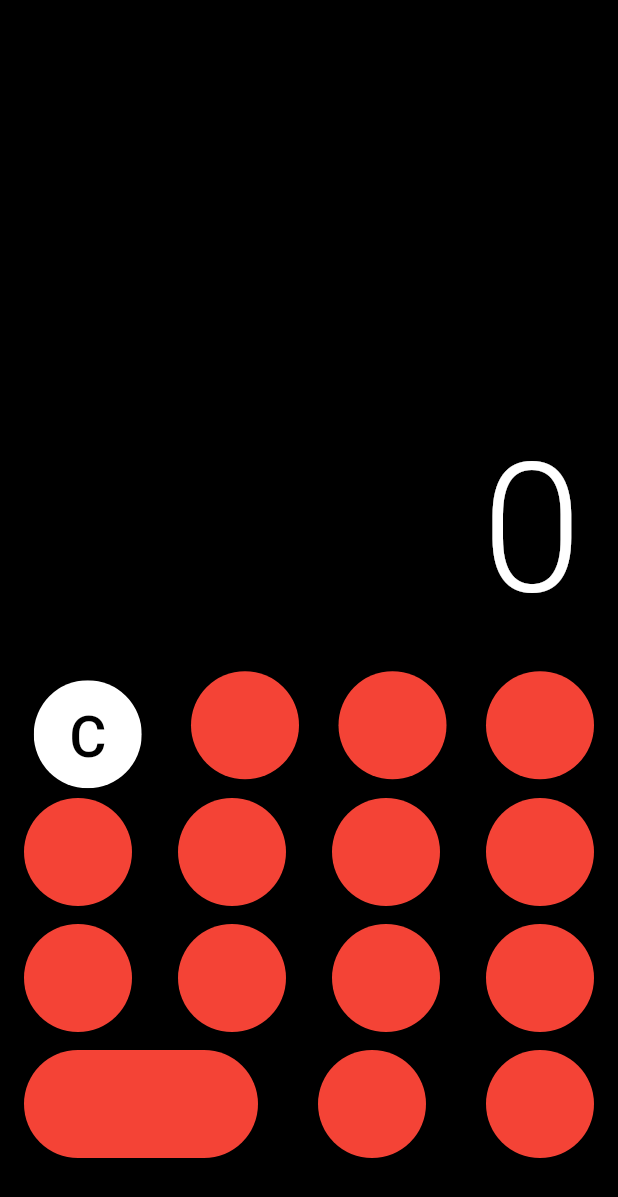
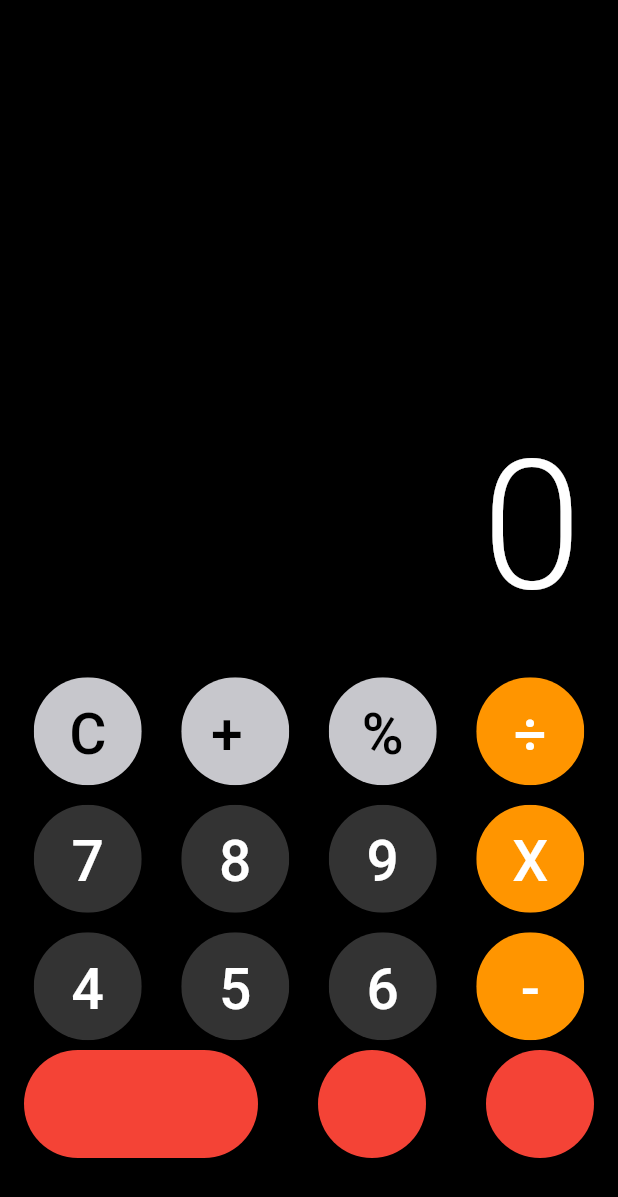
Before and after one commit to jisusDev/Calculator_flutter, a Flutter app: the screen it shows after launch, on a phone screen of 412 x 824 dp. Shown: the top 1197 px of the screen. Run offline on Flutter 3.47's test engine with Material 3 defaults, Android fonts, the phone set to English and light mode, and no system bars.

Commit message:
change real buttons in the screen

```diff
--- a/lib/screens/calculator_screen/calculator_screen.dart
+++ b/lib/screens/calculator_screen/calculator_screen.dart
@@ -50,12 +50,24 @@ class _Body extends StatelessWidget {
       children: [
         CalculatorButton(
           text: 'C',
-          backgroundColor: Colors.white,
+          backgroundColor: CupertinoColors.systemGrey3,
           textColor: Colors.black,
         ),
-        Btn(),
-        Btn(),
-        Btn(),
+        CalculatorButton(
+          text: '+/-',
+          backgroundColor: CupertinoColors.systemGrey3,
+          textColor: Colors.black,
+        ),
+        CalculatorButton(
+          text: '%',
+          backgroundColor: CupertinoColors.systemGrey3,
+          textColor: Colors.black,
+        ),
+        CalculatorButton(
+          text: '÷',
+          backgroundColor: CupertinoColors.systemOrange,
+          textColor: Colors.white,
+        ),
       ],
     );
   }
@@ -64,10 +76,26 @@ class _Body extends StatelessWidget {
     return const Row(
       mainAxisAlignment: MainAxisAlignment.spaceBetween,
       children: [
-        Btn(),
-        Btn(),
-        Btn(),
-        Btn(),
+        CalculatorButton(
+          text: '7',
+          backgroundColor: Color.fromARGB(255, 51,51,51),
+          textColor: Colors.white,
+        ),
+        CalculatorButton(
+          text: '8',
+          backgroundColor: Color.fromARGB(255, 51,51,51),
+          textColor: Colors.white,
+        ),
+        CalculatorButton(
+          text: '9',
+          backgroundColor: Color.fromARGB(255, 51,51,51),
+          textColor: Colors.white,
+        ),
+        CalculatorButton(
+          text: 'X',
+          backgroundColor: CupertinoColors.systemOrange,
+          textColor: Colors.white,
+        ),
       ],
     );
   }
@@ -76,10 +104,26 @@ class _Body extends StatelessWidget {
     return const Row(
       mainAxisAlignment: MainAxisAlignment.spaceBetween,
       children: [
-        Btn(),
-        Btn(),
-        Btn(),
-        Btn(),
+        CalculatorButton(
+          text: '4',
+          backgroundColor: Color.fromARGB(255, 51,51,51),
+          textColor: Colors.white,
+        ),
+        CalculatorButton(
+          text: '5',
+          backgroundColor: Color.fromARGB(255, 51,51,51),
+          textColor: Colors.white,
+        ),
+        CalculatorButton(
+          text: '6',
+          backgroundColor: Color.fromARGB(255, 51,51,51),
+          textColor: Colors.white,
+        ),
+        CalculatorButton(
+          text: '-',
+          backgroundColor: CupertinoColors.systemOrange,
+          textColor: Colors.white,
+        ),
       ],
     );
   }
```
